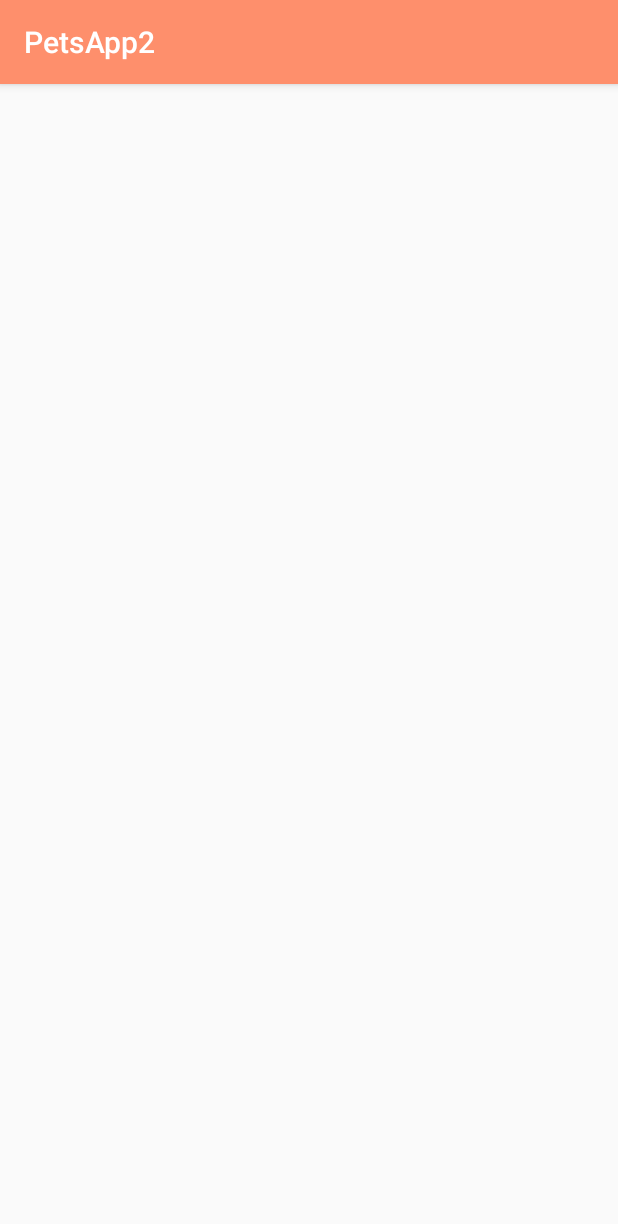
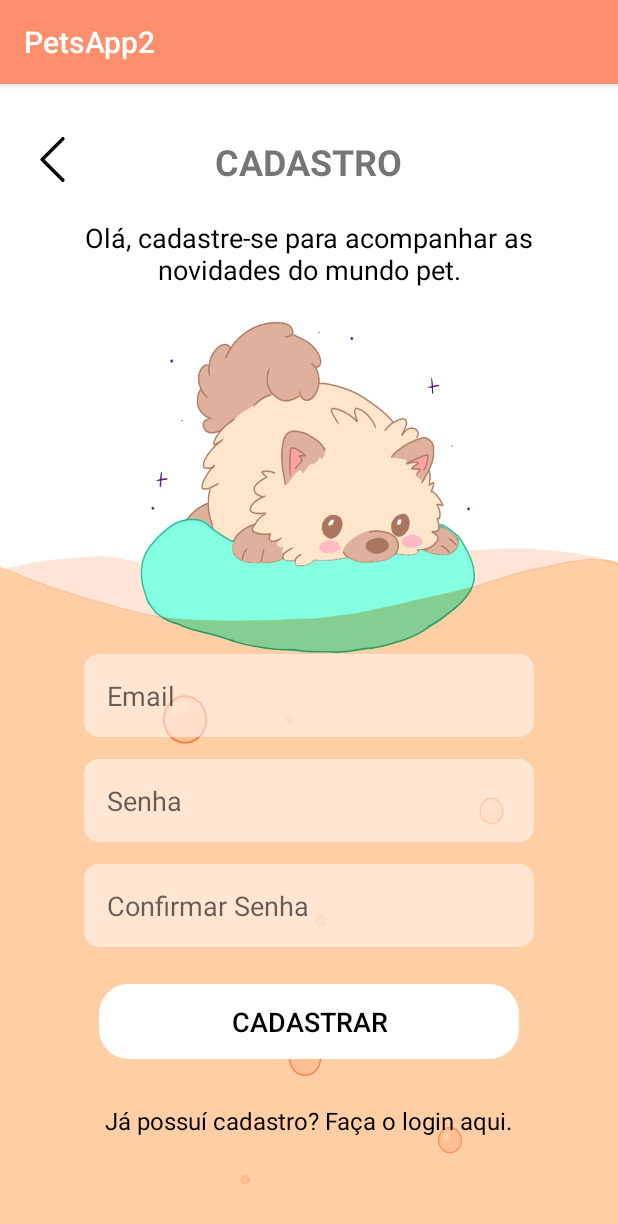
Before and after one commit to peemedeiros/Pets-App-Mobile, an Android app: the CadastroActivity screen opened directly, with no data from a screen before it, on a phone screen of 412 x 824 dp. Shown: the top 1224 px of the screen. Run offline under Robolectric (Android 15) with nearby library versions, the phone set to English and light mode, and no system bars.

Commit message:
adicionando o layout cadastro

```diff
--- a/PetsApp2/app/src/main/res/layout/activity_cadastro.xml
+++ b/PetsApp2/app/src/main/res/layout/activity_cadastro.xml
@@ -1,9 +1,127 @@
 <?xml version="1.0" encoding="utf-8"?>
-<androidx.constraintlayout.widget.ConstraintLayout xmlns:android="http://schemas.android.com/apk/res/android"
+<?xml version="1.0" encoding="utf-8"?>
+<RelativeLayout xmlns:android="http://schemas.android.com/apk/res/android"
     xmlns:app="http://schemas.android.com/apk/res-auto"
     xmlns:tools="http://schemas.android.com/tools"
+    android:id="@+id/constraintLayout"
     android:layout_width="match_parent"
     android:layout_height="match_parent"
-    tools:context=".CadastroActivity">
+    android:orientation="vertical"
+    tools:context=".CadastroActivity"
+    android:background="@drawable/login_wallpaper">
 
-</androidx.constraintlayout.widget.ConstraintLayout>
+    <RelativeLayout
+        android:id="@+id/name_layout_login"
+        android:layout_width="match_parent"
+        android:layout_height="wrap_content"
+        android:layout_marginTop="35dp">
+
+        <ImageButton
+            android:layout_width="30dp"
+            android:layout_height="30dp"
+            android:layout_marginLeft="20dp"
+            android:background="@drawable/back_arrow">
+
+        </ImageButton>
+
+        <TextView
+            android:layout_width="wrap_content"
+            android:layout_height="wrap_content"
+            android:text="CADASTRO"
+            android:layout_centerInParent="true"
+            android:textSize="24sp"
+            android:textStyle="bold"/>
+
+    </RelativeLayout>
+
+    <TextView
+        android:id="@+id/text_hello_layout"
+        android:layout_width="wrap_content"
+        android:layout_height="wrap_content"
+        android:textAlignment="center"
+        android:text="Olá, cadastre-se para acompanhar as novidades do mundo pet."
+        android:layout_marginTop="70dp"
+        android:padding="20dp"
+        android:layout_centerHorizontal="true"
+        android:textSize="18dp"
+        android:textColor="@color/dark"/>
+
+
+    <RelativeLayout
+        android:layout_width="match_parent"
+        android:layout_height="wrap_content"
+        android:layout_marginTop="380dp">
+
+        <EditText
+            android:id="@+id/email_cadastro"
+            android:layout_width="300dp"
+            android:layout_height="wrap_content"
+            android:layout_centerInParent="true"
+            android:hint="Email"
+            android:padding="15dp"
+            android:background="@drawable/button_login">
+
+        </EditText>
+
+    </RelativeLayout>
+
+    <RelativeLayout
+        android:layout_width="match_parent"
+        android:layout_height="wrap_content"
+        android:layout_marginTop="450dp">
+
+        <EditText
+            android:id="@+id/senha_cadastro"
+            android:layout_width="300dp"
+            android:layout_height="wrap_content"
+            android:layout_centerInParent="true"
+            android:hint="Senha"
+            android:padding="15dp"
+            android:background="@drawable/button_login">
+
+        </EditText>
+
+    </RelativeLayout>
+
+
+    <RelativeLayout
+        android:layout_width="match_parent"
+        android:layout_height="wrap_content"
+        android:layout_marginTop="520dp">
+
+        <EditText
+            android:id="@+id/confirmar_senha_cadastro"
+            android:layout_width="300dp"
+            android:layout_height="wrap_content"
+            android:layout_centerInParent="true"
+            android:hint="Confirmar Senha"
+            android:padding="15dp"
+            android:background="@drawable/button_login">
+
+        </EditText>
+
+    </RelativeLayout>
+
+    <Button
+        android:layout_width="280dp"
+        android:layout_height="50dp"
+        android:text="Cadastrar"
+        android:background="@drawable/button_next"
+        android:textColor="@color/dark"
+        android:layout_centerHorizontal="true"
+        android:textSize="18dp"
+        android:layout_marginTop="600dp"
+        style="?android:attr/borderlessButtonStyle"/>
+
+
+
+    <TextView
+        android:layout_width="wrap_content"
+        android:layout_height="wrap_content"
+        android:text="Já possuí cadastro? Faça o login aqui."
+        android:textSize="16dp"
+        android:textColor="@color/dark"
+        android:layout_centerHorizontal="true"
+        android:layout_marginTop="680dp"/>
+
+</RelativeLayout>
```
